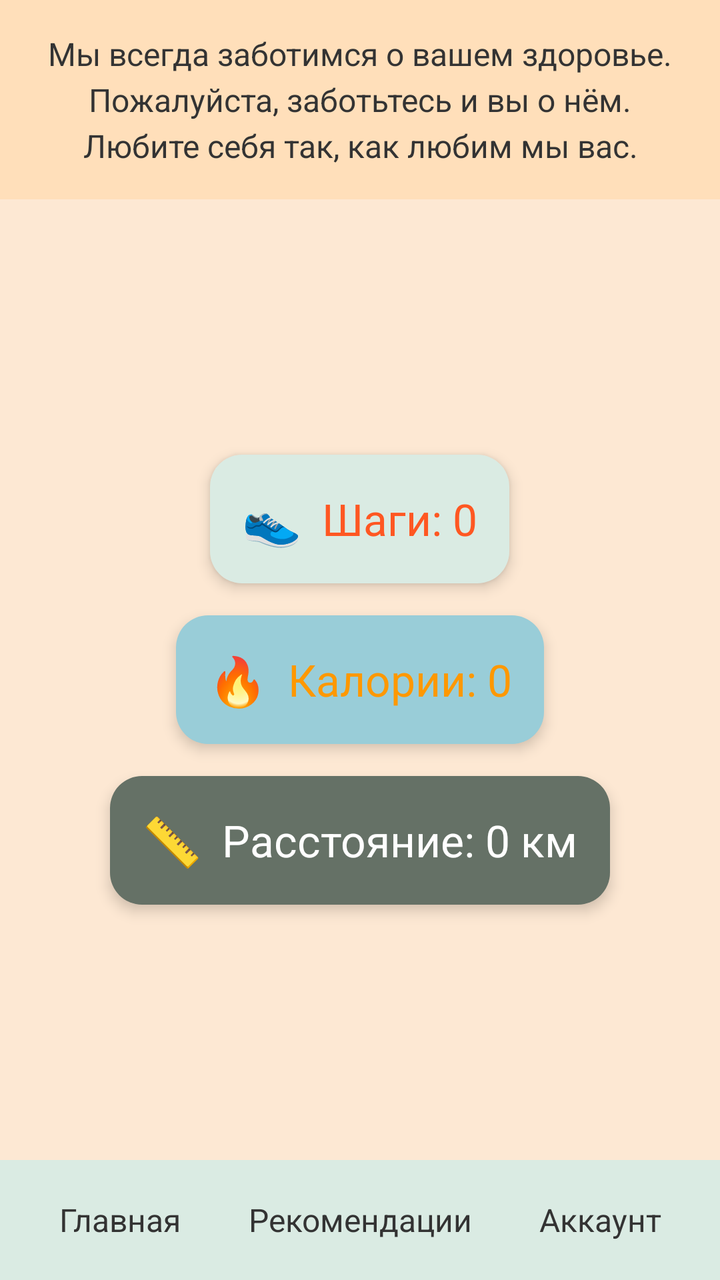
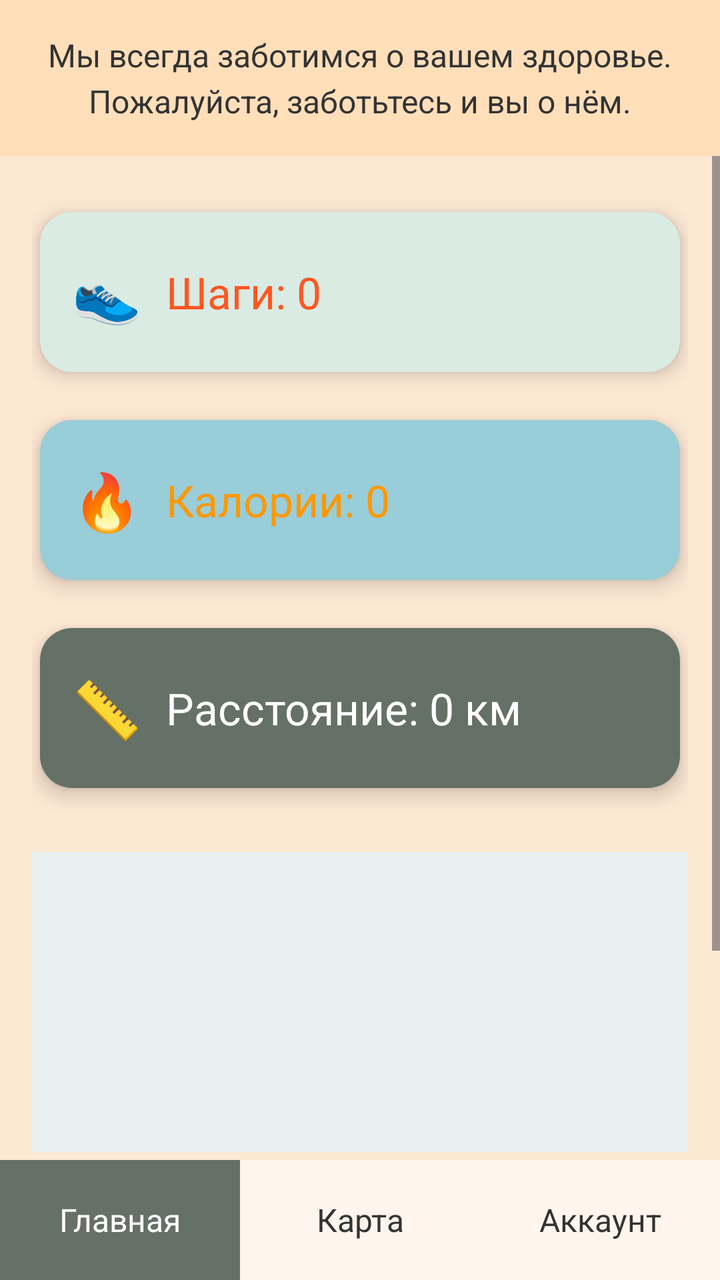

Compare the two renders of this Android layout. The source of the first and the diff that turns it into the second are given below.
<!-- AndroidManifest.xml: application theme Theme.ProjectPAM -->
<!-- res/layout/activity_main.xml -->
<LinearLayout xmlns:android="http://schemas.android.com/apk/res/android"
    android:orientation="vertical"
    android:layout_width="match_parent"
    android:layout_height="match_parent"
    android:background="#fde8d3">

    
    <LinearLayout
        android:layout_width="match_parent"
        android:layout_height="wrap_content"
        android:padding="16dp"
        android:background="#ffdfba"
        android:orientation="vertical"
        android:gravity="center">

        <TextView
            android:layout_width="match_parent"
            android:layout_height="wrap_content"
            android:text="Мы всегда заботимся о вашем здоровье. Пожалуйста, заботьтесь и вы о нём. Любите себя так, как любим мы вас."
            android:textSize="16sp"
            android:textColor="#333333"
            android:gravity="center"
            android:lineSpacingExtra="4dp"/>
    </LinearLayout>

    
    <LinearLayout
        android:orientation="vertical"
        android:layout_width="match_parent"
        android:layout_height="0dp"
        android:layout_weight="1"
        android:gravity="center"
        android:padding="20dp">

        
        <LinearLayout
            android:layout_width="wrap_content"
            android:layout_height="wrap_content"
            android:orientation="horizontal"
            android:padding="16dp"
            android:layout_margin="8dp"
            android:background="@drawable/card_steps"
            android:gravity="center_vertical"
            android:elevation="4dp">

            <TextView
                android:layout_width="wrap_content"
                android:layout_height="wrap_content"
                android:text="👟"
                android:textSize="24sp"
                android:layout_marginEnd="10dp"/>

            <TextView
                android:id="@+id/stepsText"
                android:layout_width="wrap_content"
                android:layout_height="wrap_content"
                android:text="Шаги: 0"
                android:textSize="22sp"
                android:textColor="#ff5722"/>
        </LinearLayout>

        
        <LinearLayout
            android:layout_width="wrap_content"
            android:layout_height="wrap_content"
            android:orientation="horizontal"
            android:padding="16dp"
            android:layout_margin="8dp"
            android:background="@drawable/card_calories"
            android:gravity="center_vertical"
            android:elevation="4dp">

            <TextView
                android:layout_width="wrap_content"
                android:layout_height="wrap_content"
                android:text="🔥"
                android:textSize="24sp"
                android:layout_marginEnd="10dp"/>

            <TextView
                android:id="@+id/caloriesText"
                android:layout_width="wrap_content"
                android:layout_height="wrap_content"
                android:text="Калории: 0"
                android:textSize="22sp"
                android:textColor="#ff9800"/>
        </LinearLayout>

        
        <LinearLayout
            android:layout_width="wrap_content"
            android:layout_height="wrap_content"
            android:orientation="horizontal"
            android:padding="16dp"
            android:layout_margin="8dp"
            android:background="@drawable/card_distance"
            android:gravity="center_vertical"
            android:elevation="4dp">

            <TextView
                android:layout_width="wrap_content"
                android:layout_height="wrap_content"
                android:text="📏"
                android:textSize="24sp"
                android:layout_marginEnd="10dp"/>

            <TextView
                android:id="@+id/distanceText"
                android:layout_width="wrap_content"
                android:layout_height="wrap_content"
                android:text="Расстояние: 0 км"
                android:textSize="22sp"
                android:textColor="#ffffff"/>
        </LinearLayout>

    </LinearLayout>

    
    <LinearLayout
        android:layout_width="match_parent"
        android:layout_height="60dp"
        android:background="#daebe3"
        android:orientation="horizontal"
        android:gravity="center"
        android:weightSum="3">

        <TextView
            android:id="@+id/navHome"
            android:layout_width="0dp"
            android:layout_height="match_parent"
            android:layout_weight="1"
            android:gravity="center"
            android:text="Главная"
            android:textSize="16sp"
            android:textColor="#333333"/>

        <TextView
            android:id="@+id/navRecommendations"
            android:layout_width="0dp"
            android:layout_height="match_parent"
            android:layout_weight="1"
            android:gravity="center"
            android:text="Рекомендации"
            android:textSize="16sp"
            android:textColor="#333333"/>

        <TextView
            android:id="@+id/navAccount"
            android:layout_width="0dp"
            android:layout_height="match_parent"
            android:layout_weight="1"
            android:gravity="center"
            android:text="Аккаунт"
            android:textSize="16sp"
            android:textColor="#333333"/>
    </LinearLayout>

</LinearLayout>
<!-- resources referenced by this layout -->
<resources>
  <!-- drawable card_calories (drawable) -->
  <shape xmlns:android="http://schemas.android.com/apk/res/android" android:shape="rectangle">
      <solid android:color="#99cdd8"/>
      <corners android:radius="16dp"/>
  </shape>
  <!-- drawable card_distance (drawable) -->
  <shape xmlns:android="http://schemas.android.com/apk/res/android" android:shape="rectangle">
      <solid android:color="#657166"/>
      <corners android:radius="16dp"/>
  </shape>
  <!-- drawable card_steps (drawable) -->
  <shape xmlns:android="http://schemas.android.com/apk/res/android" android:shape="rectangle">
      <solid android:color="#daebe3"/>
      <corners android:radius="16dp"/>
  </shape>
  <style name="Theme.ProjectPAM" parent="Base.Theme.ProjectPAM" />
  <style name="Base.Theme.ProjectPAM" parent="Theme.Material3.DayNight.NoActionBar">
          
          
      </style>
</resources>

<!-- the commit's change to res/layout/activity_main.xml (unified diff, before → after) -->
@@ -5,121 +5,158 @@
     android:background="#fde8d3">
 
     
+
+    
     <LinearLayout
         android:layout_width="match_parent"
-        android:layout_height="wrap_content"
-        android:padding="16dp"
+        android:layout_height="78dp"
         android:background="#ffdfba"
+        android:gravity="center"
         android:orientation="vertical"
-        android:gravity="center">
+        android:padding="16dp">
 
         <TextView
             android:layout_width="match_parent"
             android:layout_height="wrap_content"
-            android:text="Мы всегда заботимся о вашем здоровье. Пожалуйста, заботьтесь и вы о нём. Любите себя так, как любим мы вас."
-            android:textSize="16sp"
+            android:gravity="center"
+            android:lineSpacingExtra="4dp"
+            android:text="Мы всегда заботимся о вашем здоровье. Пожалуйста, заботьтесь и вы о нём."
             android:textColor="#333333"
-            android:gravity="center"
-            android:lineSpacingExtra="4dp"/>
+            android:textSize="16sp" />
     </LinearLayout>
+
+    <ScrollView
+        android:layout_width="match_parent"
+        android:layout_height="0dp"
+        android:layout_weight="1">
+
+        <LinearLayout
+            android:orientation="vertical"
+            android:layout_width="match_parent"
+            android:layout_height="wrap_content"
+            android:gravity="center_horizontal"
+            android:padding="16dp">
+
+            
+            <LinearLayout
+                android:layout_width="320dp"
+                android:layout_height="80dp"
+                android:orientation="horizontal"
+                android:padding="16dp"
+                android:layout_margin="12dp"
+                android:background="@drawable/card_steps"
+                android:gravity="center_vertical"
+                android:elevation="6dp">
+
+                <TextView
+                    android:layout_width="wrap_content"
+                    android:layout_height="wrap_content"
+                    android:text="👟"
+                    android:textSize="28sp"
+                    android:layout_marginEnd="12dp"/>
+
+                <TextView
+                    android:id="@+id/stepsText"
+                    android:layout_width="wrap_content"
+                    android:layout_height="wrap_content"
+                    android:text="Шаги: 0"
+                    android:textSize="22sp"
+                    android:textColor="#ff5722"/>
+            </LinearLayout>
+
+            
+            <LinearLayout
+                android:layout_width="320dp"
+                android:layout_height="80dp"
+                android:orientation="horizontal"
+                android:padding="16dp"
+                android:layout_margin="12dp"
+                android:background="@drawable/card_calories"
+                android:gravity="center_vertical"
+                android:elevation="6dp">
+
+                <TextView
+                    android:layout_width="wrap_content"
+                    android:layout_height="wrap_content"
+                    android:text="🔥"
+                    android:textSize="28sp"
+                    android:layout_marginEnd="12dp"/>
+
+                <TextView
+                    android:id="@+id/caloriesText"
+                    android:layout_width="wrap_content"
+                    android:layout_height="wrap_content"
+                    android:text="Калории: 0"
+                    android:textSize="22sp"
+                    android:textColor="#ff9800"/>
+            </LinearLayout>
+
+            
+            <LinearLayout
+                android:layout_width="320dp"
+                android:layout_height="80dp"
+                android:orientation="horizontal"
+                android:padding="16dp"
+                android:layout_margin="12dp"
+                android:background="@drawable/card_distance"
+                android:gravity="center_vertical"
+                android:elevation="6dp">
+
+                <TextView
+                    android:layout_width="wrap_content"
+                    android:layout_height="wrap_content"
+                    android:text="📏"
+                    android:textSize="28sp"
+                    android:layout_marginEnd="12dp"/>
+
+                <TextView
+                    android:id="@+id/distanceText"
+                    android:layout_width="wrap_content"
+                    android:layout_height="wrap_content"
+                    android:text="Расстояние: 0 км"
+                    android:textSize="22sp"
+                    android:textColor="#ffffff"/>
+            </LinearLayout>
+
+            
+            <LinearLayout
+                android:layout_width="match_parent"
+                android:layout_height="150dp"
+                android:layout_marginTop="20dp"
+                android:background="#e8f0f2"
+                android:gravity="center"
+                android:orientation="vertical">
+
+                <TextView
+                    android:text="Здесь будет статистика"
+                    android:textSize="18sp"
+                    android:textColor="#555555"/>
+            </LinearLayout>
+
+            
+            <LinearLayout
+                android:layout_width="match_parent"
+                android:layout_height="100dp"
+                android:layout_marginTop="20dp"
+                android:background="#dce7d8"
+                android:gravity="center"
+                android:orientation="vertical">
+
+                <TextView
+                    android:text="Итог за неделю по установленной цели"
+                    android:textSize="18sp"
+                    android:textColor="#333333"/>
+            </LinearLayout>
+
+        </LinearLayout>
+    </ScrollView>
 
     
     <LinearLayout
-        android:orientation="vertical"
-        android:layout_width="match_parent"
-        android:layout_height="0dp"
-        android:layout_weight="1"
-        android:gravity="center"
-        android:padding="20dp">
-
-        
-        <LinearLayout
-            android:layout_width="wrap_content"
-            android:layout_height="wrap_content"
-            android:orientation="horizontal"
-            android:padding="16dp"
-            android:layout_margin="8dp"
-            android:background="@drawable/card_steps"
-            android:gravity="center_vertical"
-            android:elevation="4dp">
-
-            <TextView
-                android:layout_width="wrap_content"
-                android:layout_height="wrap_content"
-                android:text="👟"
-                android:textSize="24sp"
-                android:layout_marginEnd="10dp"/>
-
-            <TextView
-                android:id="@+id/stepsText"
-                android:layout_width="wrap_content"
-                android:layout_height="wrap_content"
-                android:text="Шаги: 0"
-                android:textSize="22sp"
-                android:textColor="#ff5722"/>
-        </LinearLayout>
-
-        
-        <LinearLayout
-            android:layout_width="wrap_content"
-            android:layout_height="wrap_content"
-            android:orientation="horizontal"
-            android:padding="16dp"
-            android:layout_margin="8dp"
-            android:background="@drawable/card_calories"
-            android:gravity="center_vertical"
-            android:elevation="4dp">
-
-            <TextView
-                android:layout_width="wrap_content"
-                android:layout_height="wrap_content"
-                android:text="🔥"
-                android:textSize="24sp"
-                android:layout_marginEnd="10dp"/>
-
-            <TextView
-                android:id="@+id/caloriesText"
-                android:layout_width="wrap_content"
-                android:layout_height="wrap_content"
-                android:text="Калории: 0"
-                android:textSize="22sp"
-                android:textColor="#ff9800"/>
-        </LinearLayout>
-
-        
-        <LinearLayout
-            android:layout_width="wrap_content"
-            android:layout_height="wrap_content"
-            android:orientation="horizontal"
-            android:padding="16dp"
-            android:layout_margin="8dp"
-            android:background="@drawable/card_distance"
-            android:gravity="center_vertical"
-            android:elevation="4dp">
-
-            <TextView
-                android:layout_width="wrap_content"
-                android:layout_height="wrap_content"
-                android:text="📏"
-                android:textSize="24sp"
-                android:layout_marginEnd="10dp"/>
-
-            <TextView
-                android:id="@+id/distanceText"
-                android:layout_width="wrap_content"
-                android:layout_height="wrap_content"
-                android:text="Расстояние: 0 км"
-                android:textSize="22sp"
-                android:textColor="#ffffff"/>
-        </LinearLayout>
-
-    </LinearLayout>
-
-    
-    <LinearLayout
+        android:id="@+id/navBar"
         android:layout_width="match_parent"
         android:layout_height="60dp"
-        android:background="#daebe3"
+        android:background="#99ffffff"
         android:orientation="horizontal"
         android:gravity="center"
         android:weightSum="3">
@@ -132,15 +169,16 @@
             android:gravity="center"
             android:text="Главная"
             android:textSize="16sp"
-            android:textColor="#333333"/>
+            android:textColor="#ffffff"
+            android:background="#657166"/>
 
         <TextView
-            android:id="@+id/navRecommendations"
+            android:id="@+id/navMap"
             android:layout_width="0dp"
             android:layout_height="match_parent"
             android:layout_weight="1"
             android:gravity="center"
-            android:text="Рекомендации"
+            android:text="Карта"
             android:textSize="16sp"
             android:textColor="#333333"/>
 
